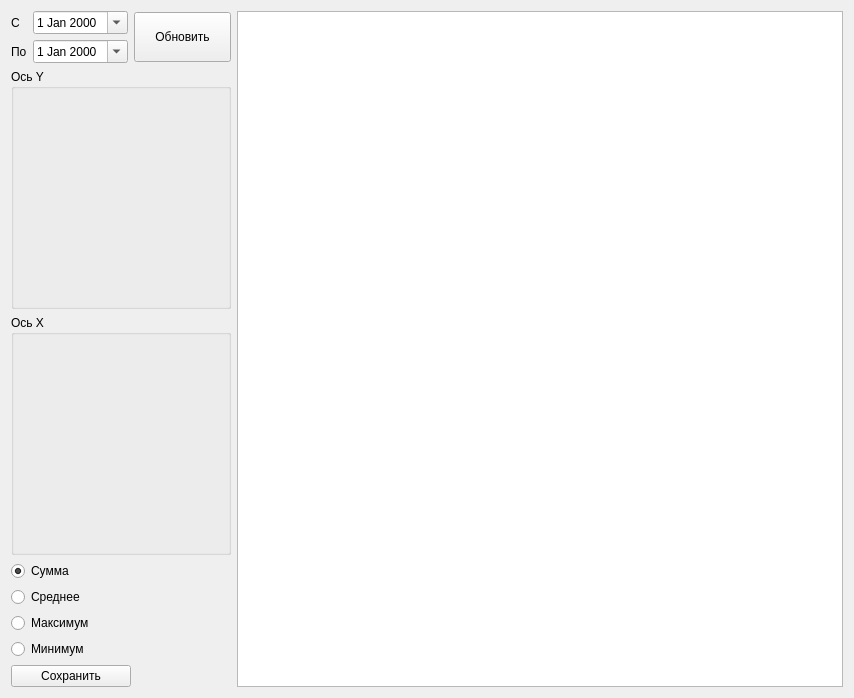
First picture: the form in olap/cubewidget.ui, repository Sergeyego/wire_pr, before the edit.
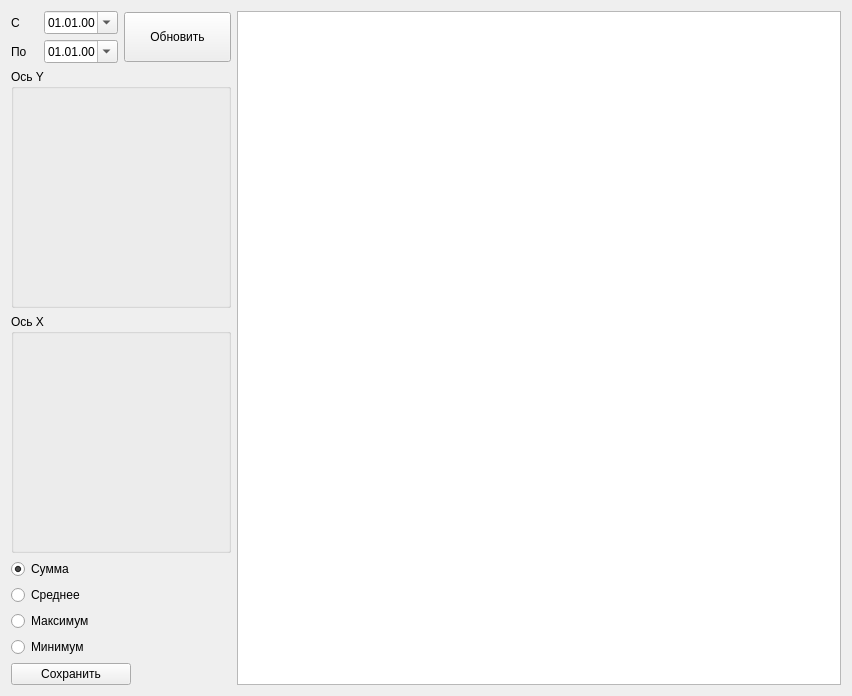
Second picture: the form after the edit. Icons and pictures are not drawn. Custom widgets are drawn as their Qt base class.

Patch:
```diff
--- a/olap/cubewidget.ui
+++ b/olap/cubewidget.ui
@@ -6,8 +6,8 @@
    <rect>
     <x>0</x>
     <y>0</y>
-    <width>854</width>
-    <height>698</height>
+    <width>852</width>
+    <height>696</height>
    </rect>
   </property>
   <property name="windowTitle">
@@ -29,6 +29,9 @@
          </item>
          <item row="0" column="1">
           <widget class="QDateEdit" name="dateEditBeg">
+           <property name="displayFormat">
+            <string>dd.MM.yy</string>
+           </property>
            <property name="calendarPopup">
             <bool>true</bool>
            </property>
@@ -43,6 +46,9 @@
          </item>
          <item row="1" column="1">
           <widget class="QDateEdit" name="dateEditEnd">
+           <property name="displayFormat">
+            <string>dd.MM.yy</string>
+           </property>
            <property name="calendarPopup">
             <bool>true</bool>
            </property>
```
